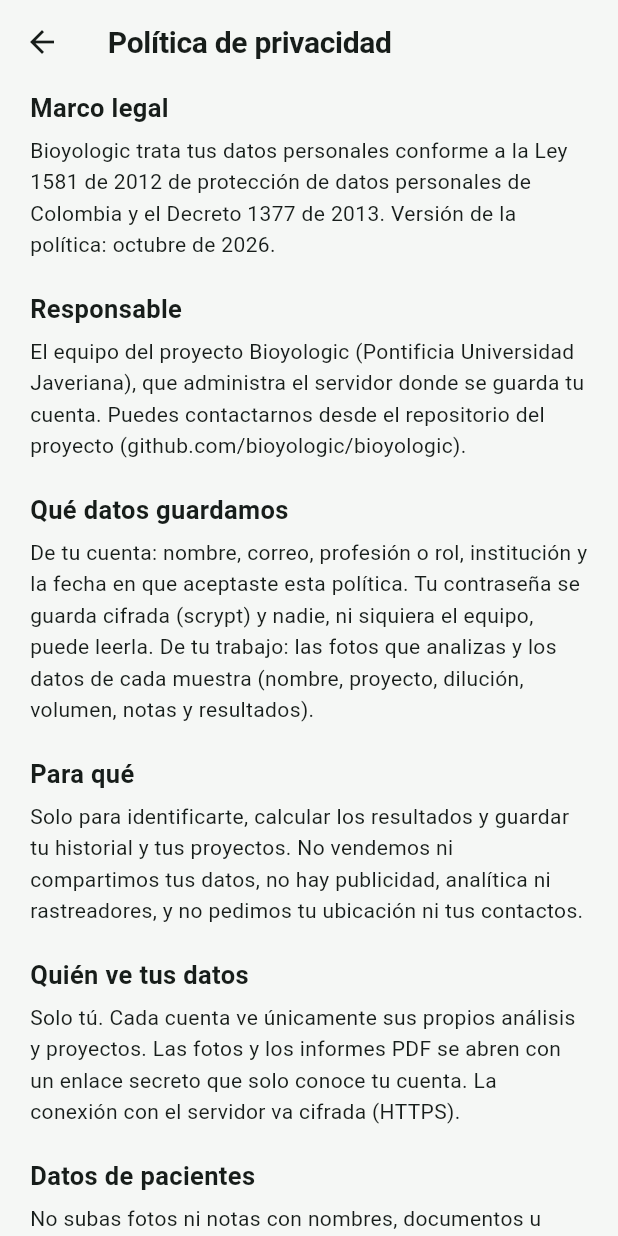
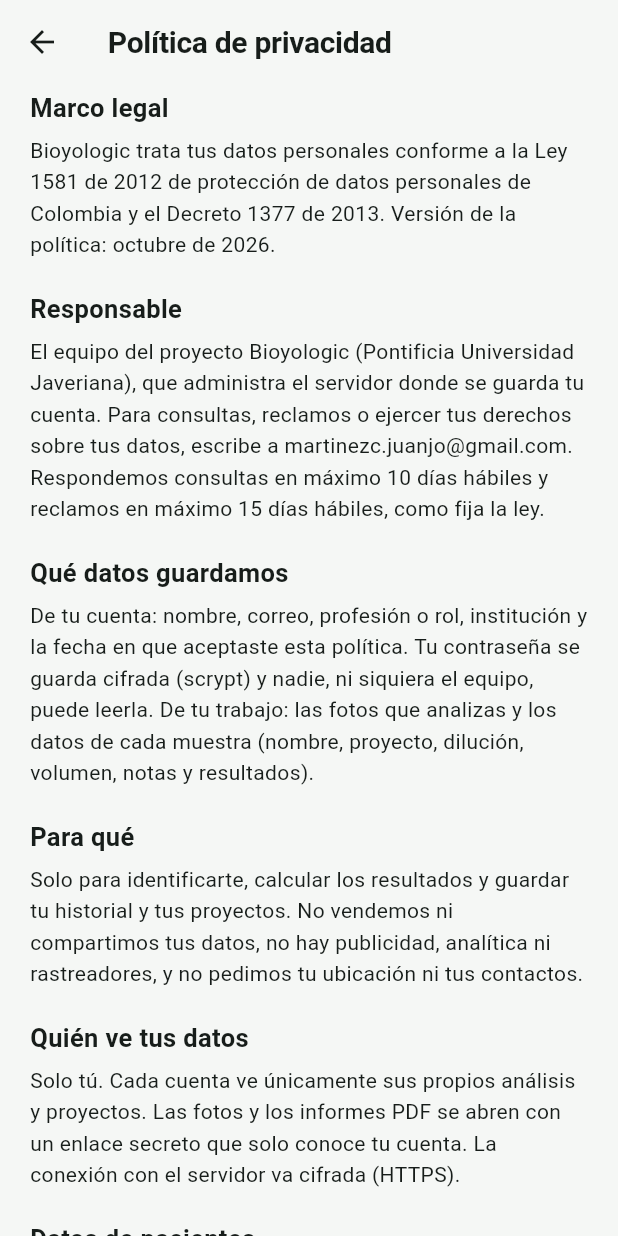
Before and after one commit to bioyologic/bioyologic, a Flutter app: the AboutScreen screen opened directly, after a tap on "Política de privacidad", on a phone screen of 412 x 824 dp. Run offline on Flutter 3.47's test engine with Material 3 defaults, Android fonts, the phone set to English and light mode, and no system bars; our stand-ins replace camera, image_picker, shared_preferences; accounts and stored records are empty; network calls fail.

Commit message:
Contacto del responsable de datos personales (Ley 1581) en la política y en la configuración

```diff
--- a/app/lib/screens/info_screens.dart
+++ b/app/lib/screens/info_screens.dart
@@ -234,8 +234,9 @@
                 'personales de Colombia y el Decreto 1377 de 2013. Versión de la política: octubre de 2026.'),
         ('Responsable',
             'El equipo del proyecto Bioyologic (Pontificia Universidad Javeriana), que administra el servidor '
-                'donde se guarda tu cuenta. Puedes contactarnos desde el repositorio del proyecto '
-                '(github.com/bioyologic/bioyologic).'),
+                'donde se guarda tu cuenta. Para consultas, reclamos o ejercer tus derechos sobre tus datos, '
+                'escribe a martinezc.juanjo@gmail.com. Respondemos consultas en máximo 10 días hábiles y '
+                'reclamos en máximo 15 días hábiles, como fija la ley.'),
         ('Qué datos guardamos',
             'De tu cuenta: nombre, correo, profesión o rol, institución y la fecha en que aceptaste esta '
                 'política. Tu contraseña se guarda cifrada (scrypt) y nadie, ni siquiera el equipo, puede leerla. '
```
Also changed, not shown: 1 other file.
